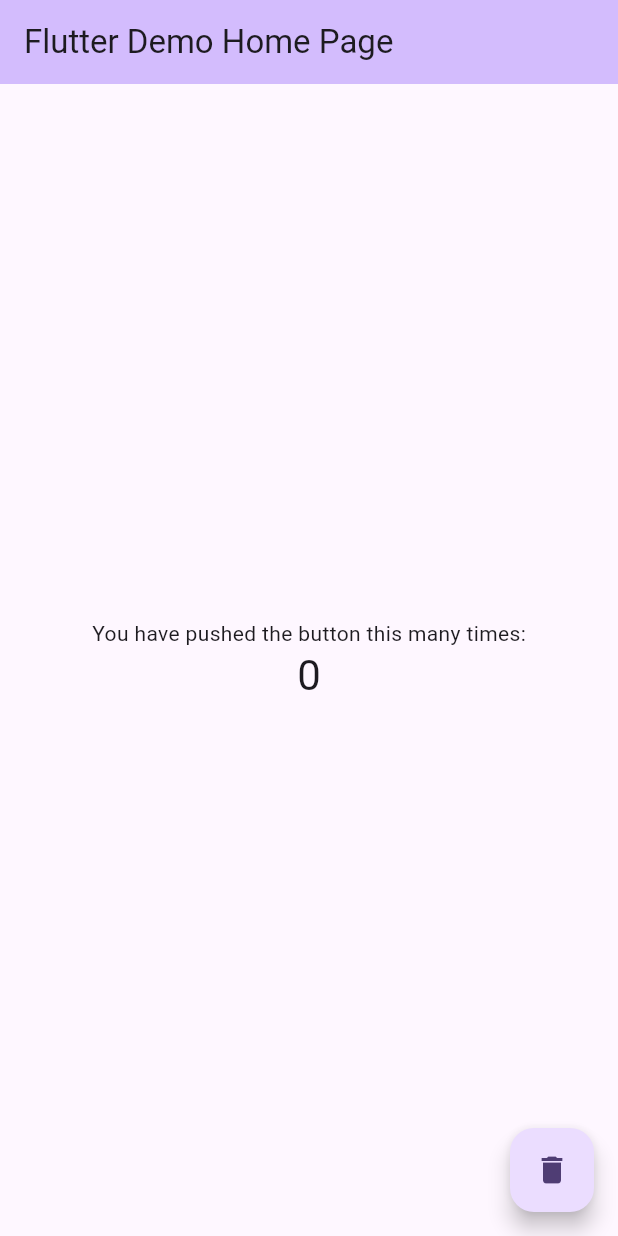
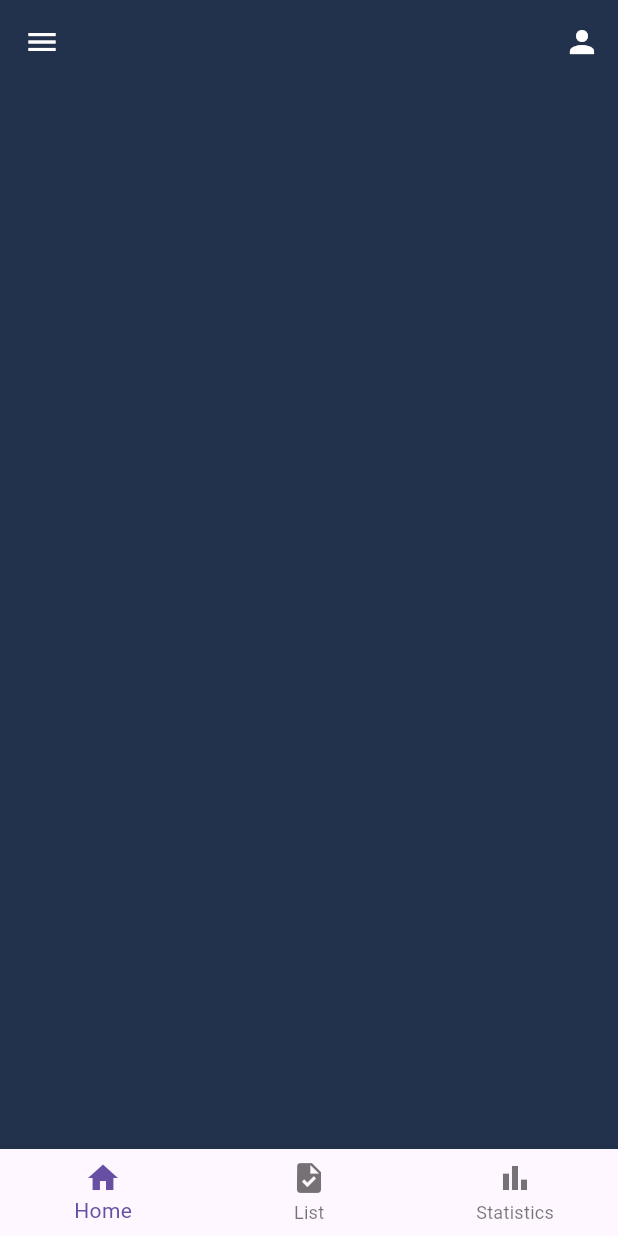
Before and after one commit to MariaBrodowska/FlutterProject, a Flutter app: the screen it shows after launch, on a phone screen of 412 x 824 dp. Run offline on Flutter 3.47's test engine with Material 3 defaults, Android fonts, the light colour scheme and no system bars.

Commit message:
Navigation and screen setup, add font

```diff
--- a/lib/main.dart
+++ b/lib/main.dart
@@ -1,122 +1,15 @@
+import 'package:app/pages/nav.dart';
 import 'package:flutter/material.dart';
 
 void main() {
-  runApp(const MyApp());
+  runApp(MyApp());
 }
 
 class MyApp extends StatelessWidget {
   const MyApp({super.key});
 
-  // This widget is the root of your application.
   @override
   Widget build(BuildContext context) {
-    return MaterialApp(
-      title: 'Flutter Demo',
-      theme: ThemeData(
-        // This is the theme of your application.
-        //
-        // TRY THIS: Try running your application with "flutter run". You'll see
-        // the application has a purple toolbar. Then, without quitting the app,
-        // try changing the seedColor in the colorScheme below to Colors.green
-        // and then invoke "hot reload" (save your changes or press the "hot
-        // reload" button in a Flutter-supported IDE, or press "r" if you used
-        // the command line to start the app).
-        //
-        // Notice that the counter didn't reset back to zero; the application
-        // state is not lost during the reload. To reset the state, use hot
-        // restart instead.
-        //
-        // This works for code too, not just values: Most code changes can be
-        // tested with just a hot reload.
-        colorScheme: ColorScheme.fromSeed(seedColor: Colors.deepPurple),
-      ),
-      home: const MyHomePage(title: 'Flutter Demo Home Page'),
-    );
+    return MaterialApp(debugShowCheckedModeBanner: false, home: Nav());
   }
 }
-
-class MyHomePage extends StatefulWidget {
-  const MyHomePage({super.key, required this.title});
-
-  // This widget is the home page of your application. It is stateful, meaning
-  // that it has a State object (defined below) that contains fields that affect
-  // how it looks.
-
-  // This class is the configuration for the state. It holds the values (in this
-  // case the title) provided by the parent (in this case the App widget) and
-  // used by the build method of the State. Fields in a Widget subclass are
-  // always marked "final".
-
-  final String title;
-
-  @override
-  State<MyHomePage> createState() => _MyHomePageState();
-}
-
-class _MyHomePageState extends State<MyHomePage> {
-  int _counter = 0;
-
-  void _incrementCounter() {
-    setState(() {
-      // This call to setState tells the Flutter framework that something has
-      // changed in this State, which causes it to rerun the build method below
-      // so that the display can reflect the updated values. If we changed
-      // _counter without calling setState(), then the build method would not be
-      // called again, and so nothing would appear to happen.
-      _counter++;
-    });
-  }
-
-  @override
-  Widget build(BuildContext context) {
-    // This method is rerun every time setState is called, for instance as done
-    // by the _incrementCounter method above.
-    //
-    // The Flutter framework has been optimized to make rerunning build methods
-    // fast, so that you can just rebuild anything that needs updating rather
-    // than having to individually change instances of widgets.
-    return Scaffold(
-      appBar: AppBar(
-        // TRY THIS: Try changing the color here to a specific color (to
-        // Colors.amber, perhaps?) and trigger a hot reload to see the AppBar
-        // change color while the other colors stay the same.
-        backgroundColor: Theme.of(context).colorScheme.inversePrimary,
-        // Here we take the value from the MyHomePage object that was created by
-        // the App.build method, and use it to set our appbar title.
-        title: Text(widget.title),
-      ),
-      body: Center(
-        // Center is a layout widget. It takes a single child and positions it
-        // in the middle of the parent.
-        child: Column(
-          // Column is also a layout widget. It takes a list of children and
-          // arranges them vertically. By default, it sizes itself to fit its
-          // children horizontally, and tries to be as tall as its parent.
-          //
-          // Column has various properties to control how it sizes itself and
-          // how it positions its children. Here we use mainAxisAlignment to
-          // center the children vertically; the main axis here is the vertical
-          // axis because Columns are vertical (the cross axis would be
-          // horizontal).
-          //
-          // TRY THIS: Invoke "debug painting" (choose the "Toggle Debug Paint"
-          // action in the IDE, or press "p" in the console), to see the
-          // wireframe for each widget.
-          mainAxisAlignment: MainAxisAlignment.center,
-          children: <Widget>[
-            const Text('You have pushed the button this many times:'),
-            Text(
-              '$_counter',
-              style: Theme.of(context).textTheme.headlineMedium,
-            ),
-          ],
-        ),
-      ),
-      floatingActionButton: FloatingActionButton(
-        onPressed: _incrementCounter,
-        tooltip: 'Increment',
-        child: const Icon(Icons.delete),
-      ), // This trailing comma makes auto-formatting nicer for build methods.
-    );
-  }
-}
--- /dev/null
+++ b/lib/pages/home_page.dart
@@ -0,0 +1,23 @@
+import 'package:flutter/material.dart';
+
+class HomePage extends StatelessWidget {
+  const HomePage({super.key});
+
+  @override
+  Widget build(BuildContext context) {
+    return Scaffold(
+      backgroundColor: Color(0xFF23324c),
+      appBar: AppBar(
+        backgroundColor: Colors.transparent,
+        iconTheme: IconThemeData(color: Colors.white),
+        actions: [IconButton(onPressed: () {}, icon: Icon(Icons.person))],
+      ),
+      drawer: Drawer(child: Container(child: Text("cos"))),
+      body: Column(
+        mainAxisAlignment: MainAxisAlignment.spaceEvenly,
+        crossAxisAlignment: CrossAxisAlignment.end,
+        children: [],
+      ),
+    );
+  }
+}
--- /dev/null
+++ b/lib/pages/nav.dart
@@ -0,0 +1,40 @@
+import 'package:app/pages/home_page.dart';
+import 'package:app/pages/statistics_page.dart';
+import 'package:app/pages/tasks_page.dart';
+import 'package:flutter/material.dart';
+
+class Nav extends StatefulWidget {
+  const Nav({super.key});
+
+  @override
+  State<Nav> createState() => _NavState();
+}
+
+class _NavState extends State<Nav> {
+  int currentIndex = 0;
+
+  List pages = [HomePage(), TasksPage(), StatisticsPage()];
+
+  @override
+  Widget build(BuildContext context) {
+    return Scaffold(
+      body: pages[currentIndex],
+      bottomNavigationBar: BottomNavigationBar(
+        currentIndex: currentIndex,
+        onTap: (int newIndex) {
+          setState(() {
+            currentIndex = newIndex;
+          });
+        },
+        items: const [
+          BottomNavigationBarItem(icon: Icon(Icons.home), label: 'Home'),
+          BottomNavigationBarItem(icon: Icon(Icons.task), label: 'List'),
+          BottomNavigationBarItem(
+            icon: Icon(Icons.bar_chart),
+            label: 'Statistics',
+          ),
+        ],
+      ),
+    );
+  }
+}
```
Also changed, not shown: lib/pages/create_task_page.dart (added, +10 -0 lines), lib/pages/statistics_page.dart (added, +24 -0 lines), lib/pages/tasks_page.dart (added, +40 -0 lines), lib/pages/welcome_page.dart (added, +10 -0 lines), pubspec.yaml (+5 -6 lines), fonts/NotoSans-Regular.ttf (added).
